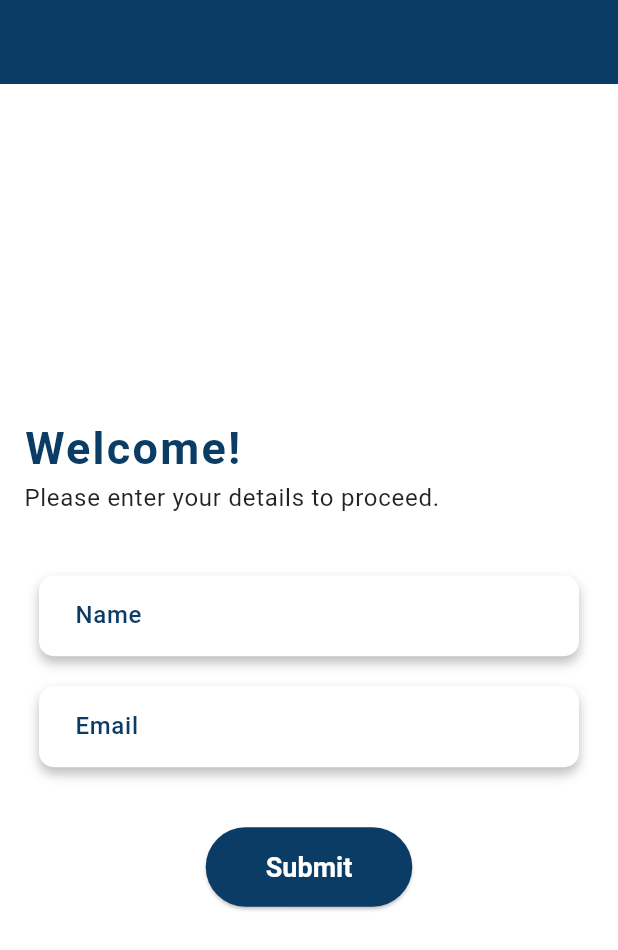
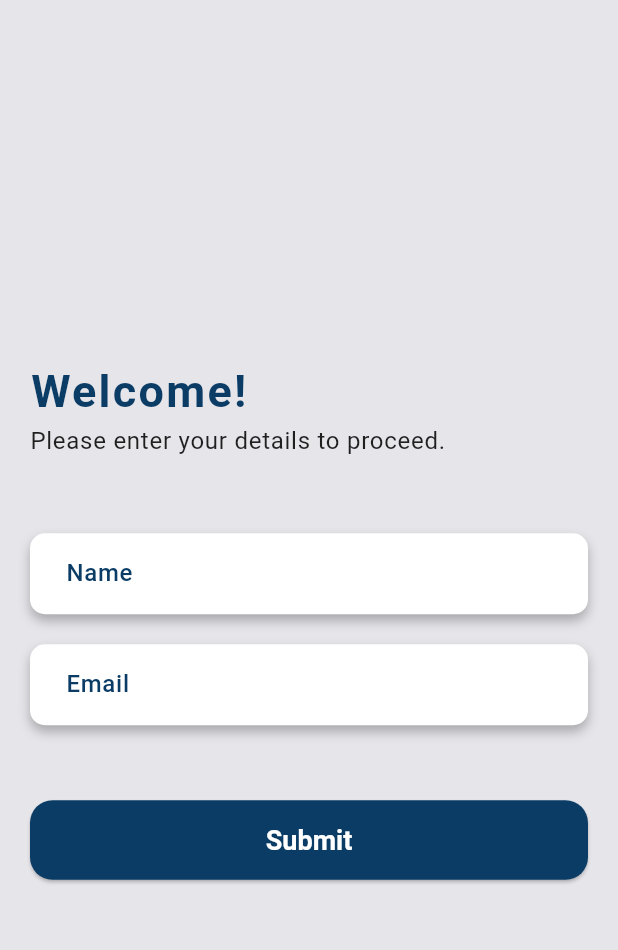
Before and after one commit to balabm/frontend, a Flutter app: the screen it shows after launch, on a phone screen of 412 x 824 dp. Shown: the top 950 px of the screen. Run offline on Flutter 3.47's test engine with Material 3 defaults, Android fonts, the phone set to English and light mode, and no system bars; our stand-ins replace camera, image_cropper, image_picker, permission_handler, shared_preferences, sqflite; missing offline and left inert: flutter_sound; accounts and stored records are empty.

Commit message:
latest_version

```diff
--- a/lib/helpers/database_helper.dart
+++ b/lib/helpers/database_helper.dart
@@ -1,4 +1,4 @@
-import 'package:ass/models/models.dart';
+import 'package:formbot/models/models.dart';
 import 'package:sqflite/sqflite.dart';
 import 'package:path/path.dart';
 
--- a/lib/screens/camera_screen.dart
+++ b/lib/screens/camera_screen.dart
@@ -1,7 +1,6 @@
 import 'package:flutter/material.dart';
 import 'package:camera/camera.dart';
 import 'package:path_provider/path_provider.dart';
-import 'package:image_gallery_saver/image_gallery_saver.dart';
 import 'package:image_picker/image_picker.dart';
 import 'dart:io';
 import 'package:shared_preferences/shared_preferences.dart';
@@ -60,8 +59,7 @@ final imagePath = '${directory.path}/${DateTime.now().millisecondsSinceEpoch.toS
   final imageFile = File(path);
   await imageFile.copy(imagePath);
 
-  // Save the image to the gallery
-  await ImageGallerySaver.saveFile(imagePath);
+
 
   // Save the image path to SharedPreferences
   final prefs = await SharedPreferences.getInstance();
--- a/lib/screens/user_input_screen.dart
+++ b/lib/screens/user_input_screen.dart
@@ -1,5 +1,6 @@
-import 'package:ass/helpers/database_helper.dart';
-import 'package:ass/models/models.dart';
+import 'package:formbot/helpers/database_helper.dart';
+import 'package:formbot/models/models.dart';
+import 'package:flutter/cupertino.dart';
 import 'package:flutter/material.dart';
 import 'package:shared_preferences/shared_preferences.dart';
 
@@ -29,18 +30,28 @@ class _UserInputScreenState extends State<UserInputScreen> {
   @override
   Widget build(BuildContext context) {
     return Scaffold(
-      appBar: AppBar(
-        backgroundColor: const Color(0xFF0b3c66),
-        title: const Text('  '),
-      ),
-      backgroundColor: Colors.white,
+      // appBar: AppBar(
+      //   backgroundColor: const Color(0xFF0b3c66),
+      //   title: const Text('  '),
+      // ),
+      backgroundColor: CupertinoColors.lightBackgroundGray,
       body: Padding(
-        padding: const EdgeInsets.all(16.0),
+        padding: const EdgeInsets.all(8.0),
         child: Center(
           child: SingleChildScrollView(
+            child: Container(
+              decoration: BoxDecoration(
+                borderRadius: BorderRadius.circular(20),
+                // color: Colors.blueGrey.withOpacity(0.1),
+                // backgroundBlendMode:BlendMode
+
+              ),
+              child: Padding(
+                padding: const EdgeInsets.all(12.0),
                 child: Form(
                   key: _formKey,
                   child: Column(
+
                     crossAxisAlignment: CrossAxisAlignment.start,
                     children: <Widget>[
                       const SizedBox(height: 2),
@@ -62,21 +73,22 @@ class _UserInputScreenState extends State<UserInputScreen> {
                           letterSpacing: 0.5,
                         ),
                       ),
-                  const SizedBox(height: 40),
+                      const SizedBox(height: 50),
                       _buildTextField(_nameController, 'Name', false),
                       const SizedBox(height: 20),
                       _buildTextField(_emailController, 'Email', true),
-                  const SizedBox(height: 40),
-                  Center(
-                    child: ElevatedButton(
+                      const SizedBox(height: 50),
+                      ElevatedButton(
+
                         onPressed: _submit,
                         style: ElevatedButton.styleFrom(
+                          minimumSize: Size.fromHeight(10),
                           foregroundColor: Colors.white,
                           backgroundColor: const Color(0xFF0b3c66),
                           padding:
                               const EdgeInsets.symmetric(horizontal: 40, vertical: 16),
                           shape: RoundedRectangleBorder(
-                          borderRadius: BorderRadius.circular(30),
+                            borderRadius: BorderRadius.circular(15),
                           ),
                           textStyle: const TextStyle(
                             fontSize: 18,
@@ -85,8 +97,9 @@ class _UserInputScreenState extends State<UserInputScreen> {
                         ),
                         child: Text('Submit'),
                       ),
+                    ],
                   ),
-                ],
+                ),
               ),
             ),
           ),
@@ -98,7 +111,7 @@ class _UserInputScreenState extends State<UserInputScreen> {
   Widget _buildTextField(
       TextEditingController controller, String label, bool isEmail) {
     return Container(
-      margin: const EdgeInsets.symmetric(horizontal: 10),
+      // margin: const EdgeInsets.symmetric(horizontal: 10),
       decoration: BoxDecoration(
         color: Colors.white,
         borderRadius: BorderRadius.circular(10),
--- a/pubspec.yaml
+++ b/pubspec.yaml
@@ -1,4 +1,4 @@
-name: ass
+name: formbot
 description: "A new Flutter project."
 # The following line prevents the package from being accidentally published to
 # pub.dev using `flutter pub publish`. This is preferred for private packages.
@@ -44,7 +44,7 @@ dependencies:
   http_parser: ^4.0.1  # Add this line
   image_cropper: ^8.0.1
   shared_preferences: ^2.2.3
-  image_gallery_saver: ^2.0.3
+
   image_picker: ^0.8.6
   mime: ^1.0.0
   path: ^1.8.0
```
Also changed, not shown: lib/screens/FieldEditScreen.dart (+51 -33 lines), lib/screens/home_screen.dart (+2 -5 lines), lib/screens/image_processing_screen.dart (+23 -6 lines), pubspec.lock. Lines whose indentation alone changed are shown as unchanged.
